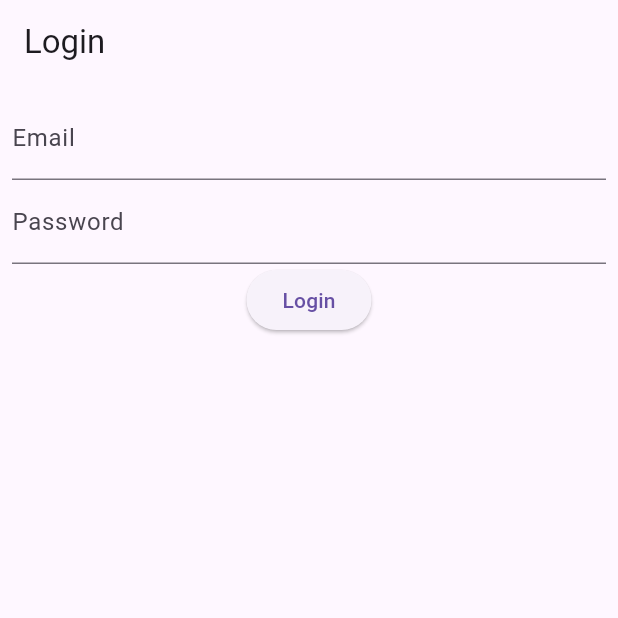
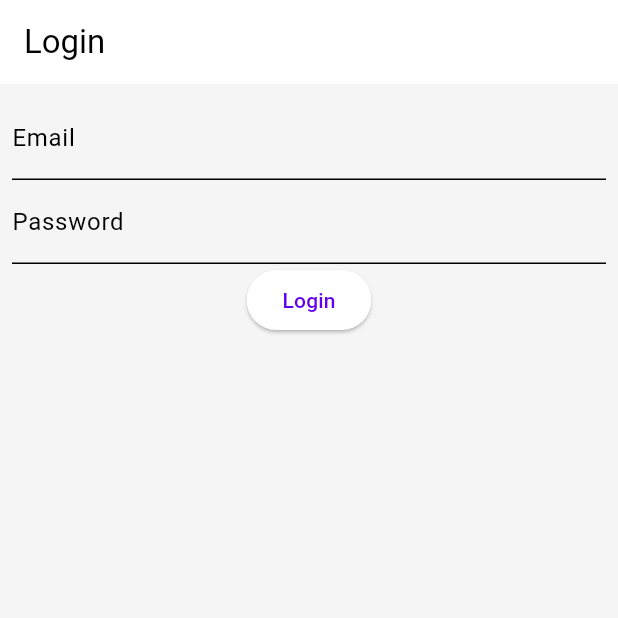
Before and after one commit to MEROO1010/-recipe_app, a Flutter app: the screen it shows after launch, after a tap on the "logout" icon, on a phone screen of 412 x 824 dp, the top half of it. Run offline on Flutter 3.47's test engine with Material 3 defaults, Android fonts, the phone set to English and light mode, and no system bars; our stand-ins replace shared_preferences, sqflite; accounts and stored records are empty; network calls fail; statements that could not run were skipped.

Commit message:
update the project

```diff
--- a/recipe_app/lib/main.dart
+++ b/recipe_app/lib/main.dart
@@ -1,8 +1,8 @@
 import 'package:flutter/material.dart';
 import 'package:provider/provider.dart';
 import 'package:recipe_app/providers/recipe_provider.dart';
-import 'package:recipe_app/providers/recipe_detail_provider.dart';
 import 'package:recipe_app/screens/home_screen.dart';
+import 'package:recipe_app/ui/styles/styles.dart';
 
 void main() {
   runApp(MyApp());
@@ -12,13 +12,11 @@ class MyApp extends StatelessWidget {
   @override
   Widget build(BuildContext context) {
     return MultiProvider(
-      providers: [
-        ChangeNotifierProvider(create: (_) => RecipeProvider()),
-        ChangeNotifierProvider(create: (_) => RecipeDetailProvider()),
-      ],
+      providers: [ChangeNotifierProvider(create: (_) => RecipeProvider())],
       child: MaterialApp(
         title: 'Recipe App',
-        theme: ThemeData(primarySwatch: Colors.blue),
+        debugShowCheckedModeBanner: false,
+        theme: AppTheme.lightTheme,
         home: HomeScreen(),
       ),
     );
--- a/recipe_app/lib/providers/recipe_provider.dart
+++ b/recipe_app/lib/providers/recipe_provider.dart
@@ -19,8 +19,10 @@ class RecipeProvider with ChangeNotifier {
 
     try {
       _recipes =
-          (await ApiService().fetchRecipes(
+          (await ApiService().fetchRecipesWithFilters(
             query,
+            category: category,
+            diet: diet,
           )).map((data) => Recipe.fromJson(data)).toList();
     } catch (error) {
       _recipes = [];
--- /dev/null
+++ b/recipe_app/lib/ui/colors/colors.dart
@@ -0,0 +1,17 @@
+// lib/ui/colors/colors.dart
+import 'package:flutter/material.dart';
+
+class AppColors {
+  static const Color primary = Color(0xFF6200EE);
+  static const Color primaryVariant = Color(0xFF3700B3);
+  static const Color secondary = Color(0xFF03DAC6);
+  static const Color secondaryVariant = Color(0xFF018786);
+  static const Color background = Color(0xFFF5F5F5);
+  static const Color surface = Color(0xFFFFFFFF);
+  static const Color error = Color(0xFFB00020);
+  static const Color onPrimary = Color(0xFFFFFFFF);
+  static const Color onSecondary = Color(0xFF000000);
+  static const Color onBackground = Color(0xFF000000);
+  static const Color onSurface = Color(0xFF000000);
+  static const Color onError = Color(0xFFFFFFFF);
+}
--- /dev/null
+++ b/recipe_app/lib/ui/fonts/fonts.dart
@@ -0,0 +1,30 @@
+// lib/ui/fonts/fonts.dart
+import 'package:flutter/material.dart';
+
+class AppFonts {
+  static const String primaryFont = 'Roboto';
+
+  static const TextStyle headline1 = TextStyle(
+    fontFamily: primaryFont,
+    fontWeight: FontWeight.bold,
+    fontSize: 32.0,
+  );
+
+  static const TextStyle headline2 = TextStyle(
+    fontFamily: primaryFont,
+    fontWeight: FontWeight.bold,
+    fontSize: 24.0,
+  );
+
+  static const TextStyle bodyText1 = TextStyle(
+    fontFamily: primaryFont,
+    fontWeight: FontWeight.normal,
+    fontSize: 16.0,
+  );
+
+  static const TextStyle bodyText2 = TextStyle(
+    fontFamily: primaryFont,
+    fontWeight: FontWeight.normal,
+    fontSize: 14.0,
+  );
+}
--- /dev/null
+++ b/recipe_app/lib/ui/styles/styles.dart
@@ -0,0 +1,39 @@
+// lib/ui/styles/styles.dart
+import 'package:flutter/material.dart';
+import 'package:recipe_app/ui/colors/colors.dart';
+import 'package:recipe_app/ui/fonts/fonts.dart';
+
+class AppTheme {
+  static ThemeData get lightTheme {
+    return ThemeData(
+      primaryColor: AppColors.primary,
+      primaryColorLight: AppColors.primaryVariant,
+      hintColor: AppColors.secondary,
+      scaffoldBackgroundColor: AppColors.background,
+      cardColor: AppColors.error,
+      textTheme: TextTheme(
+        displayLarge: AppFonts.headline1,
+        displayMedium: AppFonts.headline2,
+        bodyLarge: AppFonts.bodyText1,
+        bodyMedium: AppFonts.bodyText2,
+      ),
+      buttonTheme: ButtonThemeData(
+        buttonColor: AppColors.primary,
+        textTheme: ButtonTextTheme.primary,
+      ),
+      colorScheme: ColorScheme(
+        primary: AppColors.primary,
+        secondary: AppColors.secondary,
+        surface: AppColors.surface,
+        background: AppColors.background,
+        error: AppColors.error,
+        onPrimary: AppColors.onPrimary,
+        onSecondary: AppColors.onSecondary,
+        onSurface: AppColors.onSurface,
+        onBackground: AppColors.onBackground,
+        onError: AppColors.onError,
+        brightness: Brightness.light,
+      ),
+    );
+  }
+}
```
Also changed, not shown: 3 other files.
